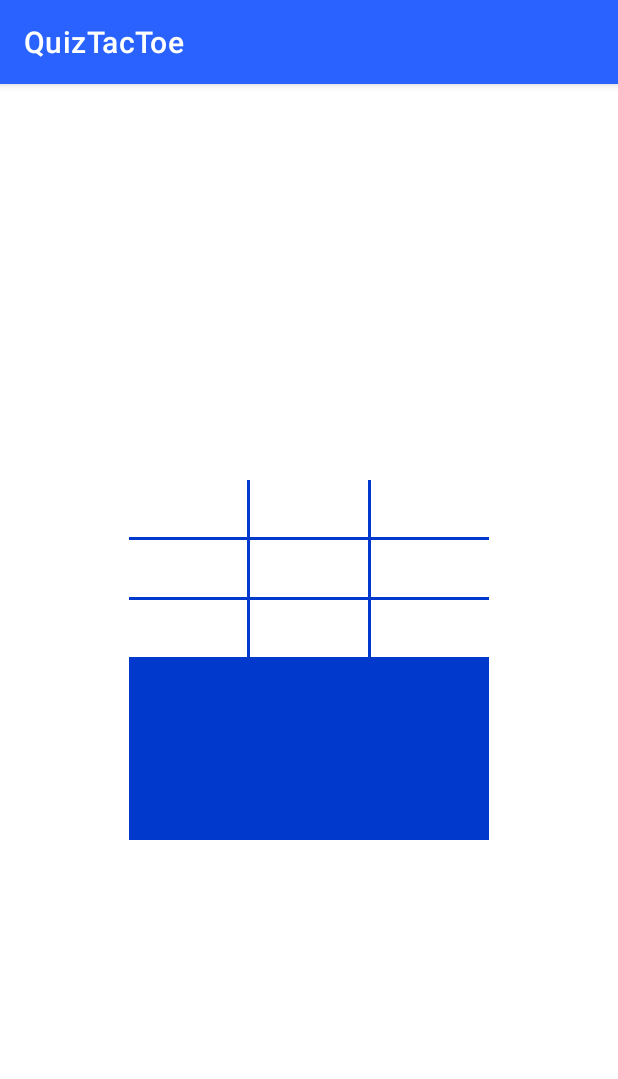
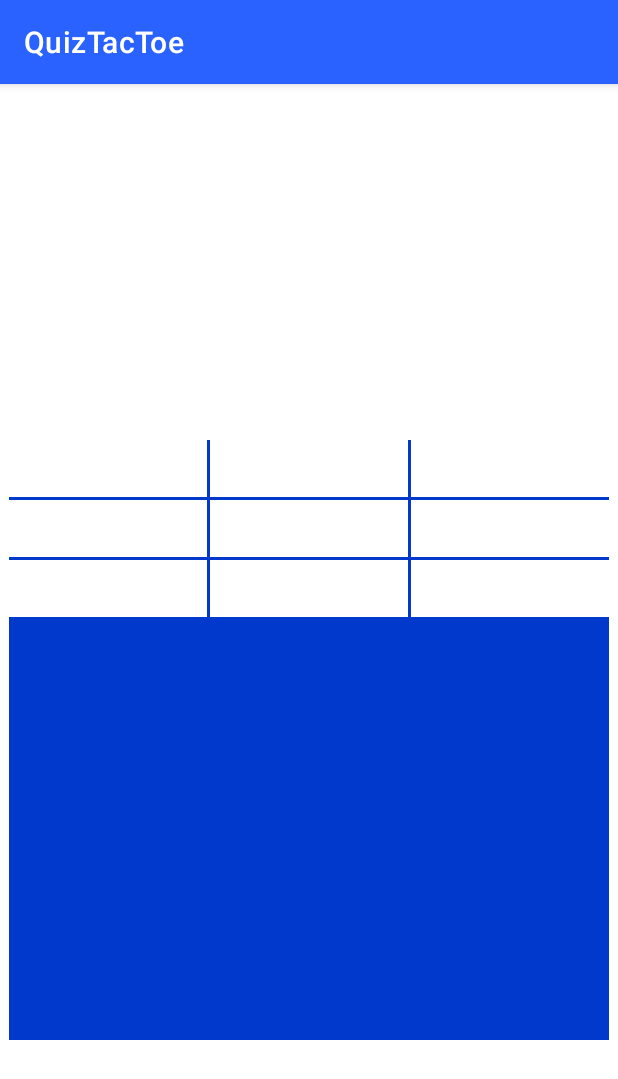
Before and after one commit to Tezekiel/StoreAndFlow, an Android app: the LocalGameActivity screen opened directly, with no data from a screen before it, on a phone screen of 412 x 824 dp. Shown: the top 1079 px of the screen. Run offline under Robolectric (Android 15) with nearby library versions, the phone set to English and light mode, and no system bars; our stand-ins replace data binding; 6 statements that could not run were skipped.

```diff
--- a/app/build.gradle
+++ b/app/build.gradle
@@ -22,8 +22,8 @@ android {
             proguardFiles getDefaultProguardFile('proguard-android-optimize.txt'), 'proguard-rules.pro'
         }
     }
-    dataBinding{
-        enabled=true
+    dataBinding {
+        enabled = true
     }
 }
 
--- a/app/src/main/java/com/clean/cut/quiztactoe/adapters/GameBoardGridAdapter.kt
+++ b/app/src/main/java/com/clean/cut/quiztactoe/adapters/GameBoardGridAdapter.kt
@@ -15,8 +15,6 @@ class GameBoardGridAdapter : BaseAdapter() {
     fun setList(list: Array<Array<Cell?>>) {
         this.list = ArrayList(list.flatten().map { it?.player?.sign })
         this.notifyDataSetChanged()
-        Log.v("primjer", "${this.list}")
-
     }
 
     override fun getView(position: Int, view: View?, parent: ViewGroup): View {
--- a/app/src/main/java/com/clean/cut/quiztactoe/LocalGameActivity.kt
+++ b/app/src/main/java/com/clean/cut/quiztactoe/view/LocalGameActivity.kt
@@ -1,14 +1,15 @@
-package com.clean.cut.quiztactoe
+package com.clean.cut.quiztactoe.view
 
+import android.content.Intent
 import androidx.appcompat.app.AppCompatActivity
 import android.os.Bundle
-import android.util.Log
+import androidx.core.content.ContextCompat
 import androidx.databinding.DataBindingUtil
 import androidx.lifecycle.Observer
 import androidx.lifecycle.ViewModelProviders
+import com.clean.cut.quiztactoe.R
 import com.clean.cut.quiztactoe.adapters.GameBoardGridAdapter
 import com.clean.cut.quiztactoe.databinding.ActivityLocalGameBinding
-import com.clean.cut.quiztactoe.objects.Cell
 import com.clean.cut.quiztactoe.objects.Player
 import com.clean.cut.quiztactoe.viewmodel.LocalGameViewModel
 import kotlinx.android.synthetic.main.activity_local_game.*
@@ -28,7 +29,9 @@ class LocalGameActivity : AppCompatActivity() {
     }
 
     private fun initialize() {
-        val binding: ActivityLocalGameBinding = DataBindingUtil.setContentView(this, R.layout.activity_local_game)
+        val binding: ActivityLocalGameBinding = DataBindingUtil.setContentView(this,
+            R.layout.activity_local_game
+        )
         viewModel = ViewModelProviders.of(this).get(LocalGameViewModel::class.java)
         getDataFromIntent()
 
@@ -46,10 +49,6 @@ class LocalGameActivity : AppCompatActivity() {
         viewModel.cells.observe(this, Observer {
             adapter.setList(it)
         })
-        /*viewModel.getWinner().observe(this, Observer {
-            Log.v("primjer", "WIN")
-        })*/
-
     }
 
     private fun getDataFromIntent() {
--- a/app/src/main/java/com/clean/cut/quiztactoe/LocalGameSetupActivity.kt
+++ b/app/src/main/java/com/clean/cut/quiztactoe/view/LocalGameSetupActivity.kt
@@ -1,10 +1,10 @@
-package com.clean.cut.quiztactoe
+package com.clean.cut.quiztactoe.view
 
 import android.content.Intent
 import android.os.Bundle
-import android.util.Log
 import android.view.View
 import androidx.appcompat.app.AppCompatActivity
+import com.clean.cut.quiztactoe.R
 import com.clean.cut.quiztactoe.objects.Player
 import kotlinx.android.synthetic.main.activity_local_game_setup.*
 
--- a/app/src/main/res/layout/activity_local_game.xml
+++ b/app/src/main/res/layout/activity_local_game.xml
@@ -13,7 +13,18 @@
     <androidx.constraintlayout.widget.ConstraintLayout
         android:layout_width="match_parent"
         android:layout_height="match_parent"
-        tools:context=".LocalGameActivity">
+        tools:context=".view.LocalGameActivity">
+
+        <TextView
+            android:id="@+id/winOrDrawTv"
+            android:layout_width="wrap_content"
+            android:layout_height="wrap_content"
+            android:text='@{viewModel.winOrDraw.equals("draw") ? @string/draw : viewModel.winOrDraw.equals("win") ? @string/winner : ""}'
+            android:textSize="20sp"
+            app:layout_constraintEnd_toEndOf="parent"
+            app:layout_constraintStart_toStartOf="parent"
+            app:layout_constraintTop_toTopOf="parent"
+            android:layout_marginTop="30dp"/>
 
         <TextView
             android:id="@+id/winnerTv"
@@ -21,10 +32,10 @@
             android:layout_height="wrap_content"
             android:text="@{viewModel.winner.name}"
             android:textSize="24sp"
+            android:layout_marginTop="16dp"
             app:layout_constraintEnd_toEndOf="parent"
             app:layout_constraintStart_toStartOf="parent"
-            app:layout_constraintTop_toTopOf="parent"
-            android:layout_marginTop="40dp"/>
+            app:layout_constraintTop_toBottomOf="@+id/winOrDrawTv" />
 
         <RelativeLayout
             android:layout_width="wrap_content"
@@ -33,16 +44,15 @@
             app:layout_constraintBottom_toBottomOf="parent"
             app:layout_constraintEnd_toEndOf="parent"
             app:layout_constraintStart_toStartOf="parent"
-            app:layout_constraintTop_toTopOf="parent">
+            app:layout_constraintTop_toBottomOf="@+id/winnerTv">
 
             <GridView
                 android:id="@+id/boardGv"
-                android:layout_width="240dp"
-                android:layout_height="240dp"
+                android:layout_width="400dp"
+                android:layout_height="400dp"
                 android:horizontalSpacing="2dp"
                 android:verticalSpacing="2dp"
-                app:OnItemClickListener="@{(parent, view, position,id)->viewModel.onItemClickListener(parent, view, position,id)}"
-                />
+                app:OnItemClickListener="@{(parent, view, position,id)->viewModel.onItemClickListener(parent, view, position,id)}" />
 
         </RelativeLayout>
 
--- a/app/src/main/res/layout/activity_local_game_setup.xml
+++ b/app/src/main/res/layout/activity_local_game_setup.xml
@@ -4,7 +4,7 @@
     xmlns:tools="http://schemas.android.com/tools"
     android:layout_width="match_parent"
     android:layout_height="match_parent"
-    tools:context=".LocalGameSetupActivity">
+    tools:context=".view.LocalGameSetupActivity">
 
     <TextView
         android:id="@+id/textView"
--- a/app/src/main/res/layout/activity_menu.xml
+++ b/app/src/main/res/layout/activity_menu.xml
@@ -4,7 +4,7 @@
     xmlns:tools="http://schemas.android.com/tools"
     android:layout_width="match_parent"
     android:layout_height="match_parent"
-    tools:context=".MenuActivity"
+    tools:context=".view.MenuActivity"
     android:orientation="vertical">
 
     <TextView
@@ -35,7 +35,8 @@
         android:textSize="18sp"
         android:hint="Working on it..."
         style="@style/ButtonMenu"
-        android:background="@color/primaryLightColorScale2"/>
+        android:background="@color/primaryLightColorScale2"
+        android:onClick="test"/>
     <com.google.android.material.button.MaterialButton
         android:layout_width="match_parent"
         android:layout_height="0dp"
--- a/app/src/main/res/layout/item_board_cell.xml
+++ b/app/src/main/res/layout/item_board_cell.xml
@@ -1,7 +1,7 @@
 <?xml version="1.0" encoding="utf-8"?>
 <TextView
-    android:layout_height="80dp"
-    android:layout_width="80dp"
+    android:layout_height="50dp"
+    android:layout_width="50dp"
     android:text=""
     android:gravity="center"
     android:textSize="28sp"
--- a/app/src/main/res/values/strings.xml
+++ b/app/src/main/res/values/strings.xml
@@ -1,3 +1,5 @@
 <resources>
     <string name="app_name">QuizTacToe</string>
+    <string name="draw">It\'s a draw</string>
+    <string name="winner">Winner is:</string>
 </resources>
```
Also changed, not shown: app/src/main/AndroidManifest.xml (+6 -3 lines), app/src/main/java/com/clean/cut/quiztactoe/model/network/OpenTdbApiClient.kt (added, +11 -0 lines), app/src/main/java/com/clean/cut/quiztactoe/model/network/WebAccess.kt (added, +18 -0 lines), app/src/main/java/com/clean/cut/quiztactoe/model/repository/QuizActivityRepository.kt (added, +13 -0 lines), app/src/main/java/com/clean/cut/quiztactoe/objects/Game.kt (+51 -39 lines), app/src/main/java/com/clean/cut/quiztactoe/objects/Result.kt (added, +28 -0 lines), app/src/main/java/com/clean/cut/quiztactoe/view/MenuActivity.kt (renamed from app/src/main/java/com/clean/cut/quiztactoe/MenuActivity.kt, +8 -1 lines), app/src/main/java/com/clean/cut/quiztactoe/view/QuizActivity.kt (added, +35 -0 lines), app/src/main/java/com/clean/cut/quiztactoe/viewmodel/LocalGameViewModel.kt (+7 -0 lines), app/src/main/res/layout/activity_quiz.xml (added, +9 -0 lines).
